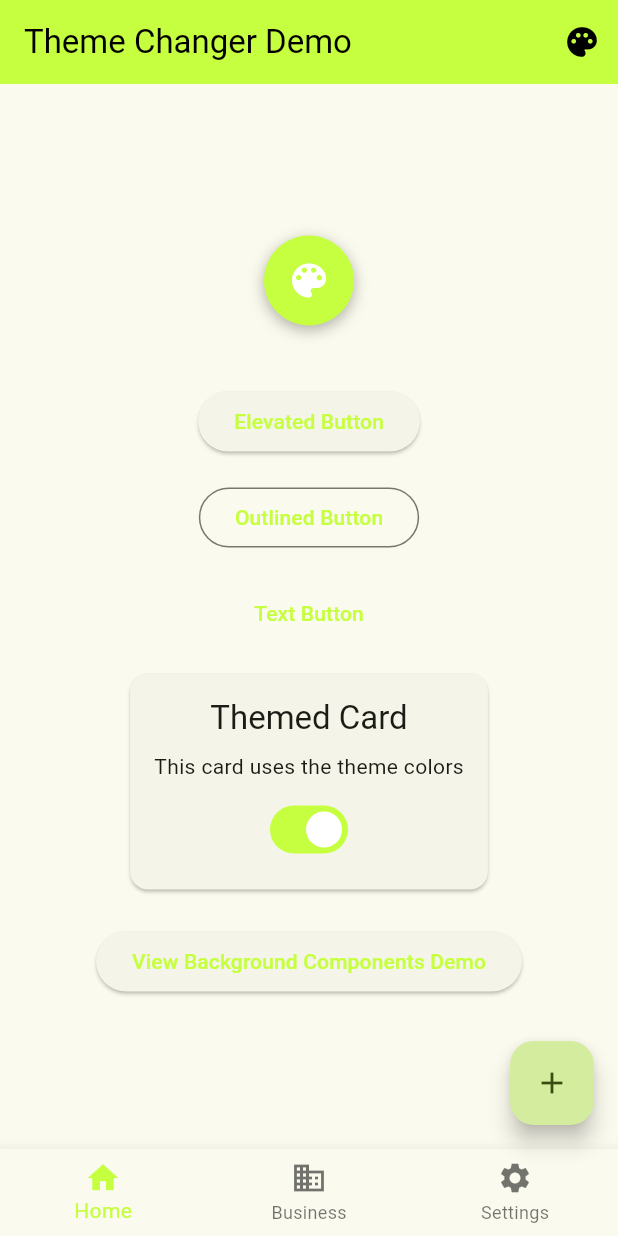
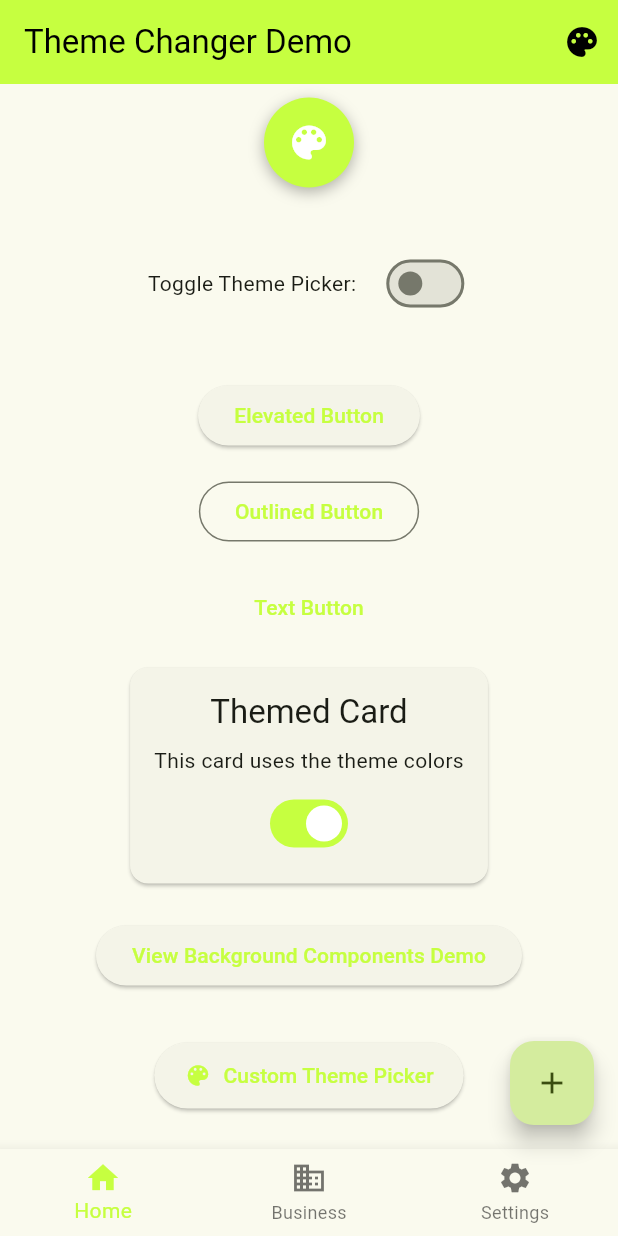
Before and after one commit to erfanalizada/flutter_theme_changer_erfan, a Flutter app: the screen it shows after launch, after a tap on the "color lens" icon, after a tap on the "close" icon, on a phone screen of 412 x 824 dp. Run offline on Flutter 3.47's test engine with Material 3 defaults, Android fonts, the light colour scheme and no system bars; our stand-ins replace flutter_riverpod, shared_preferences.

Commit message:
added new features like custom themechanger

```diff
--- a/lib/dynamic_theme_picker.dart
+++ b/lib/dynamic_theme_picker.dart
@@ -3,3 +3,4 @@ export 'src/theme_color_picker.dart';
 export 'src/theme_controller.dart';
 export 'src/theme_changer.dart';
 export 'src/theme_dialog_button.dart';
+export 'src/custom_color_picker_dialog.dart';
--- a/lib/main.dart
+++ b/lib/main.dart
@@ -2,7 +2,10 @@ import 'dart:ui';
 import 'dart:developer' as developer;
 import 'package:flutter/material.dart';
 import 'package:flutter_riverpod/flutter_riverpod.dart';
-import 'package:flutter_theme_changer_erfan/dynamic_theme_picker.dart';
+import 'src/theme_changer.dart';
+import 'src/theme_color_picker_widget.dart';
+import 'src/theme_dialog_button.dart';
+import 'src/custom_color_picker_dialog.dart';
 import 'background_components_demo.dart'; // Import the new file
 
 void main() async {
@@ -107,6 +110,7 @@ class ThemeChangerDemo extends StatefulWidget {
 
 class _ThemeChangerDemoState extends State<ThemeChangerDemo> {
   int _selectedIndex = 0;
+  bool _toggleValue = false;
 
   void _onItemTapped(int index) {
     setState(() {
@@ -122,7 +126,6 @@ class _ThemeChangerDemoState extends State<ThemeChangerDemo> {
         actions: const [
           ThemeDialogButton(
             availableColors: [Colors.red, Colors.blue, Colors.green],
-            // Remove gradientColors parameter
           ),
         ],
       ),
@@ -133,7 +136,37 @@ class _ThemeChangerDemoState extends State<ThemeChangerDemo> {
             // Theme color picker widget
             const ThemeColorPickerWidget(
               availableColors: [Colors.red, Colors.blue, Colors.green],
-              // Remove gradientColors parameter
+            ),
+            const SizedBox(height: 40),
+
+            // Custom toggle widget that calls CustomColorPickerDialog
+            Row(
+              mainAxisAlignment: MainAxisAlignment.center,
+              children: [
+                const Text('Toggle Theme Picker:'),
+                const SizedBox(width: 16),
+                Switch(
+                  value: _toggleValue,
+                  onChanged: (value) {
+                    setState(() {
+                      _toggleValue = value;
+                    });
+                    if (value) {
+                      CustomColorPickerDialog.showColorPickerDialog(
+                        context,
+                        availableColors: [
+                          Colors.purple,
+                          Colors.orange,
+                          Colors.teal,
+                          Colors.pink,
+                          Colors.indigo,
+                          Colors.amber,
+                        ],
+                      );
+                    }
+                  },
+                ),
+              ],
             ),
             const SizedBox(height: 40),
 
@@ -196,6 +229,30 @@ class _ThemeChangerDemoState extends State<ThemeChangerDemo> {
               },
               child: const Text('View Background Components Demo'),
             ),
+            const SizedBox(height: 16),
+
+            // Custom button that calls CustomColorPickerDialog
+            Container(
+              margin: const EdgeInsets.symmetric(vertical: 16),
+              child: ElevatedButton.icon(
+                onPressed: () => CustomColorPickerDialog.showColorPickerDialog(
+                  context,
+                  availableColors: [
+                    Colors.deepPurple,
+                    Colors.deepOrange,
+                    Colors.lightBlue,
+                    Colors.lightGreen,
+                    Colors.amber,
+                    Colors.brown,
+                  ],
+                ),
+                icon: const Icon(Icons.color_lens),
+                label: const Text('Custom Theme Picker'),
+                style: ElevatedButton.styleFrom(
+                  padding: const EdgeInsets.symmetric(horizontal: 20, vertical: 12),
+                ),
+              ),
+            ),
           ],
         ),
       ),
```
Also changed, not shown: lib/src/custom_color_picker_dialog.dart (added, +102 -0 lines), 1 other file.
